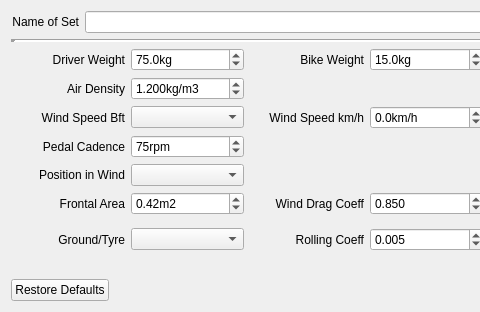
Qt form src/qmapshack/gis/trk/filter/IFilterEnergyCycleDlg.ui (Maproom/qmapshack) before a commit; both pictures show x 0 to 480 and y 0 to 312 of the 1002 by 312 pixel window.
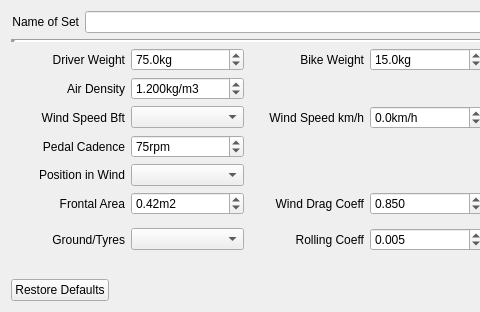
The same form after that commit.

```diff
--- a/src/qmapshack/gis/trk/filter/IFilterEnergyCycleDlg.ui
+++ b/src/qmapshack/gis/trk/filter/IFilterEnergyCycleDlg.ui
@@ -124,7 +124,7 @@
        <item row="9" column="0">
         <widget class="QLabel" name="label_14">
          <property name="text">
-          <string>Ground/Tyre</string>
+          <string>Ground/Tyres</string>
          </property>
          <property name="alignment">
           <set>Qt::AlignRight|Qt::AlignTrailing|Qt::AlignVCenter</set>
```
